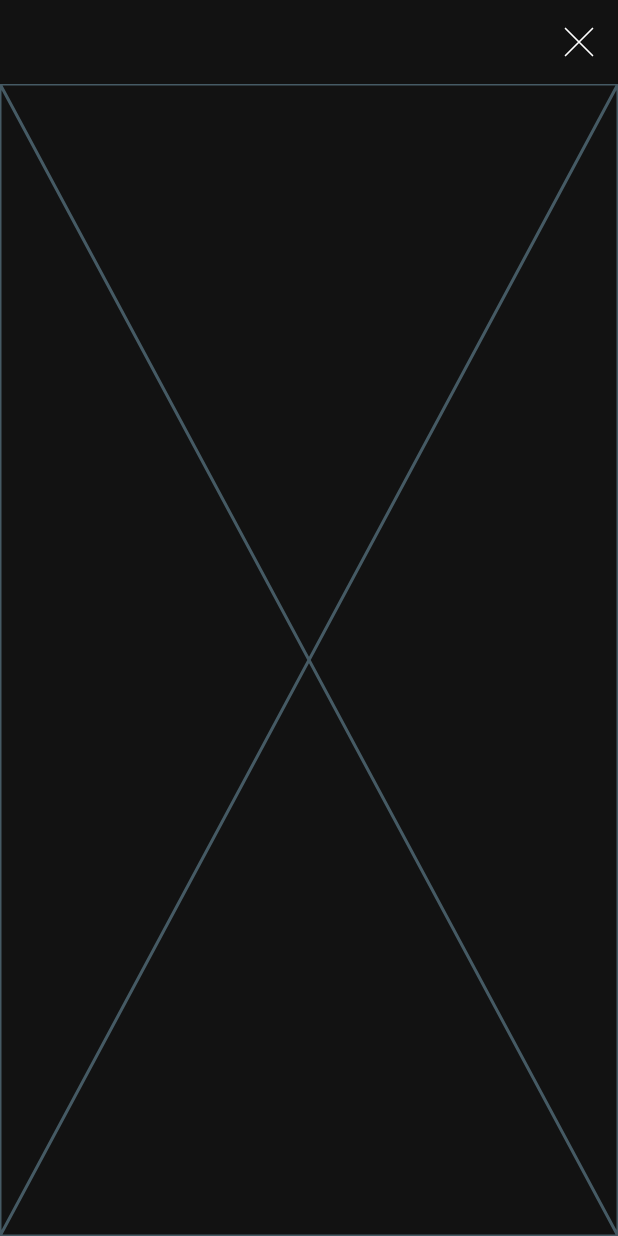
After one commit to As-tra/memo_mate, a Flutter app: the LockNoteView screen opened by its route, on a phone screen of 412 x 824 dp. The commit adds this screen. Run offline on Flutter 3.47's test engine with Material 3 defaults, Android fonts, the phone set to English and light mode, and no system bars; our stand-ins replace dartz, dotted_border, flutter_bloc, flutter_screenutil, flutter_svg, get_it and 4 more; missing offline and left inert: pulsator; accounts and stored records are empty; project files that could hold a hidden picture were left out.

Commit message:
create add lock view app bar

```diff
--- a/lib/core/utils/assets.dart
+++ b/lib/core/utils/assets.dart
@@ -8,4 +8,5 @@ class AssetsData {
   static const imagePlaceholder = 'assets/icons/image_placeholder.svg';
   static const trashIocn = 'assets/icons/trash.svg';
   static const lockIcon = 'assets/icons/unlocked.svg';
+  static const closeIcon = 'assets/icons/x.svg';
 }
--- a/lib/features/addNote/presentation/views/lock_note_view.dart
+++ b/lib/features/addNote/presentation/views/lock_note_view.dart
@@ -1,10 +1,26 @@
 import 'package:flutter/material.dart';
+import 'package:flutter_svg/svg.dart';
+import 'package:memo_mate/core/utils/assets.dart';
+import 'package:memo_mate/features/addNote/presentation/views/widgets/lock_note_veiw_body.dart';
 
 class LockNoteView extends StatelessWidget {
   const LockNoteView({super.key});
 
   @override
   Widget build(BuildContext context) {
-    return const Placeholder();
+    return Scaffold(
+      appBar: AppBar(
+        automaticallyImplyLeading: false,
+        actions: [
+          IconButton(
+            onPressed: () {
+              Navigator.of(context).pop();
+            },
+            icon: SvgPicture.asset(AssetsData.closeIcon),
+          ),
+        ],
+      ),
+      body: const LockNoteViewBody(),
+    );
   }
 }
--- /dev/null
+++ b/lib/features/addNote/presentation/views/widgets/lock_note_veiw_body.dart
@@ -0,0 +1,10 @@
+import 'package:flutter/material.dart';
+
+class LockNoteViewBody extends StatelessWidget {
+  const LockNoteViewBody({super.key});
+
+  @override
+  Widget build(BuildContext context) {
+    return const Placeholder();
+  }
+}
```
Also changed, not shown: assets/icons/unlocked.png (deleted), assets/icons/x.svg (added).
